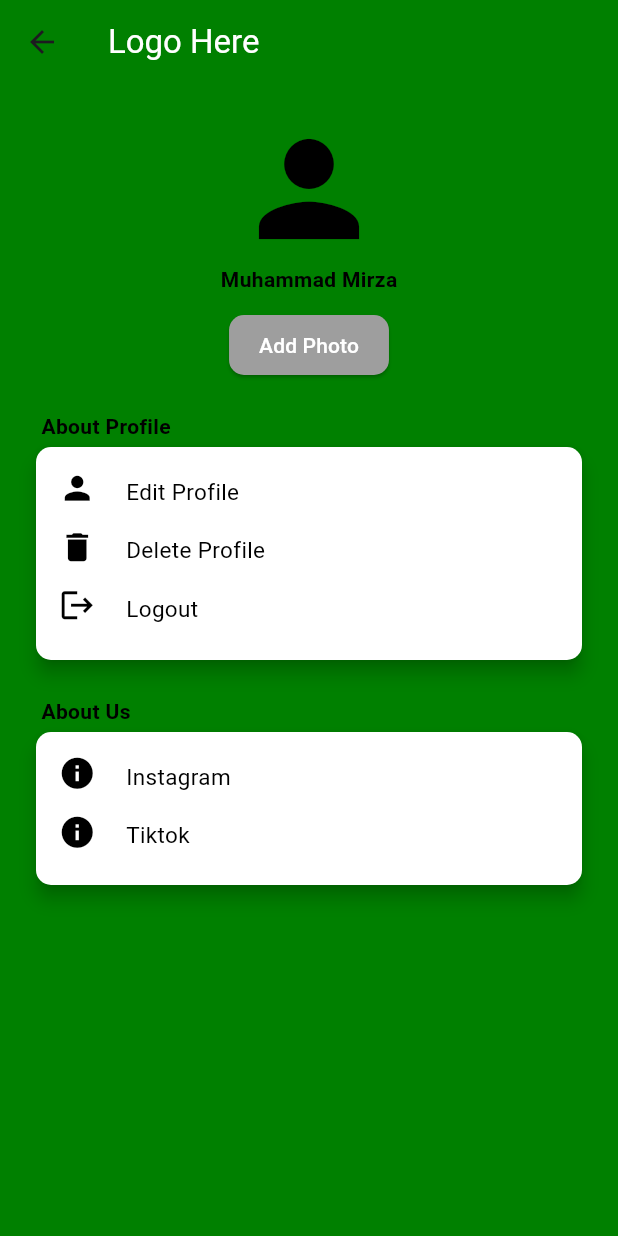
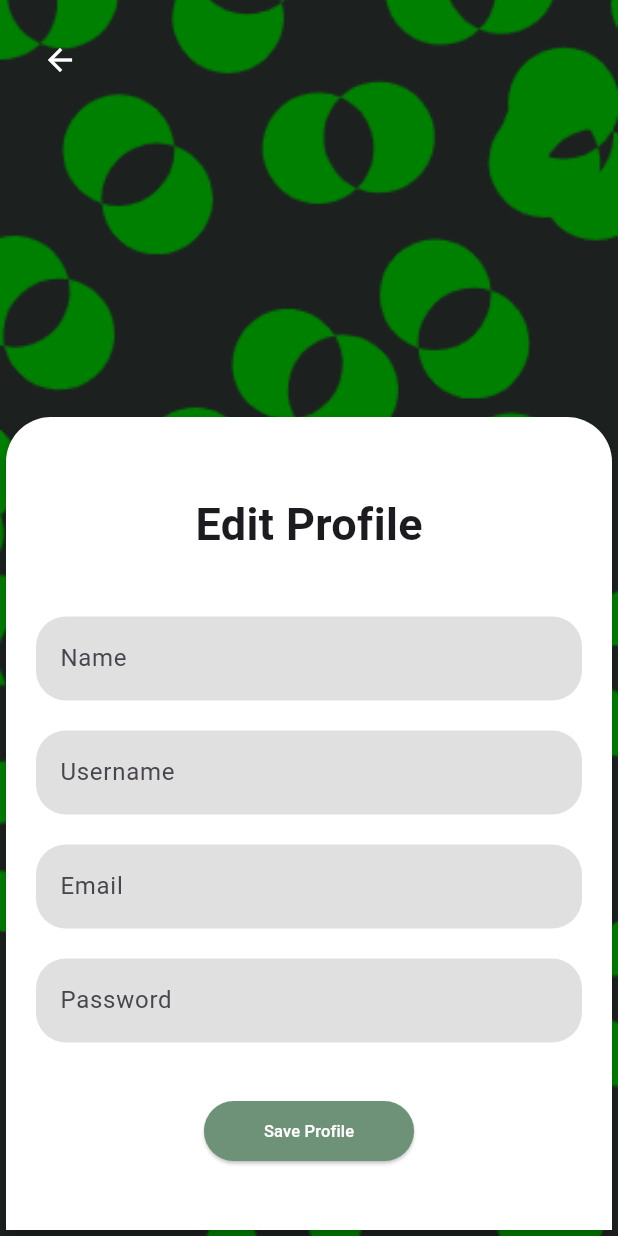
Before and after one commit to mrzaazhar/ThatsFit, a Flutter app: the ProfilePage screen opened directly, after a tap on "Edit Profile", on a phone screen of 412 x 824 dp. Run offline on Flutter 3.47's test engine with Material 3 defaults, Android fonts, the phone set to English and light mode, and no system bars; our stand-ins replace firebase_auth, firebase_core, google_nav_bar; accounts and stored records are empty; Roboto replaces fonts that are missing (DM Sans, aileron).

Commit message:
edit profile UI

```diff
--- /dev/null
+++ b/lib/edit_profile1.dart
@@ -0,0 +1,196 @@
+import 'package:flutter/material.dart';
+import 'package:firebase_auth/firebase_auth.dart'; // Import Firebase Auth
+
+class EditProfile1 extends StatefulWidget {
+  @override
+  _EditProfile1State createState() => _EditProfile1State();
+}
+
+class _EditProfile1State extends State<EditProfile1> {
+  final TextEditingController _nameController = TextEditingController();
+  final TextEditingController _usernameController = TextEditingController();
+  final TextEditingController _emailController = TextEditingController();
+  final TextEditingController _passwordController = TextEditingController();
+
+  @override
+  void dispose() {
+    _nameController.dispose();
+    _usernameController.dispose();
+    _emailController.dispose();
+    _passwordController.dispose();
+    super.dispose();
+  }
+
+  Future<void> _saveProfile(BuildContext context) async {
+    // Logic to save the profile information
+    // For example, you can update the user's profile in Firebase
+    print(
+        'Profile saved: ${_nameController.text}, ${_usernameController.text}, ${_emailController.text}, ${_passwordController.text}');
+    Navigator.pop(context); // Navigate back after saving
+  }
+
+  @override
+  Widget build(BuildContext context) {
+    return Scaffold(
+      body: Container(
+        decoration: BoxDecoration(
+          color: Colors.black,
+          image: DecorationImage(
+            image: AssetImage('assets/PNG/background.png'),
+            fit: BoxFit.cover,
+          ),
+        ),
+        child: Column(
+          children: [
+            // Back Button
+            Padding(
+              padding: const EdgeInsets.all(16.0),
+              child: Align(
+                alignment: Alignment.topLeft,
+                child: IconButton(
+                  icon: Icon(Icons.arrow_back, color: Colors.white),
+                  onPressed: () {
+                    Navigator.pop(context); // Go back to the previous page
+                  },
+                ),
+              ),
+            ),
+            Expanded(
+              flex: 1,
+              child: Container(),
+            ),
+            Expanded(
+              flex: 0,
+              child: Container(
+                margin: EdgeInsets.zero,
+                height: 550,
+                width: 500,
+                child: Card(
+                  color: Colors.white,
+                  shape: RoundedRectangleBorder(
+                    borderRadius: BorderRadius.vertical(
+                      top: Radius.circular(30),
+                    ),
+                  ),
+                  elevation: 5,
+                  child: Padding(
+                    padding: const EdgeInsets.all(20.0),
+                    child: Column(
+                      mainAxisAlignment: MainAxisAlignment.start,
+                      crossAxisAlignment: CrossAxisAlignment.center,
+                      children: [
+                        Container(
+                          margin: EdgeInsets.all(30),
+                          child: Text(
+                            'Edit Profile',
+                            style: TextStyle(
+                                fontSize: 30,
+                                fontWeight: FontWeight.bold,
+                                fontFamily: 'aileron'),
+                          ),
+                        ),
+                        SizedBox(height: 10),
+                        // Name Field
+                        TextField(
+                          controller: _nameController,
+                          decoration: InputDecoration(
+                            labelText: 'Name',
+                            labelStyle: TextStyle(
+                              fontFamily: 'DM Sans',
+                            ),
+                            filled: true,
+                            fillColor: Color(0xFFE0E0E0),
+                            border: OutlineInputBorder(
+                              borderRadius: BorderRadius.circular(20),
+                              borderSide: BorderSide.none,
+                            ),
+                          ),
+                        ),
+                        SizedBox(height: 20),
+                        // Username Field
+                        TextField(
+                          controller: _usernameController,
+                          decoration: InputDecoration(
+                            labelText: 'Username',
+                            labelStyle: TextStyle(
+                              fontFamily: 'DM Sans',
+                            ),
+                            filled: true,
+                            fillColor: Color(0xFFE0E0E0),
+                            border: OutlineInputBorder(
+                              borderRadius: BorderRadius.circular(20),
+                              borderSide: BorderSide.none,
+                            ),
+                          ),
+                        ),
+                        SizedBox(height: 20),
+                        // Email Field
+                        TextField(
+                          controller: _emailController,
+                          decoration: InputDecoration(
+                            labelText: 'Email',
+                            labelStyle: TextStyle(
+                              fontFamily: 'DM Sans',
+                            ),
+                            filled: true,
+                            fillColor: Color(0xFFE0E0E0),
+                            border: OutlineInputBorder(
+                              borderRadius: BorderRadius.circular(20),
+                              borderSide: BorderSide.none,
+                            ),
+                          ),
+                        ),
+                        SizedBox(height: 20),
+                        // Password Field
+                        TextField(
+                          controller: _passwordController,
+                          obscureText: true,
+                          decoration: InputDecoration(
+                            labelText: 'Password',
+                            labelStyle: TextStyle(
+                              fontFamily: 'DM Sans',
+                            ),
+                            filled: true,
+                            fillColor: Color(0xFFE0E0E0),
+                            border: OutlineInputBorder(
+                              borderRadius: BorderRadius.circular(20),
+                              borderSide: BorderSide.none,
+                            ),
+                          ),
+                        ),
+                        SizedBox(height: 15),
+                        // Save Button
+                        Container(
+                          margin: EdgeInsets.all(20),
+                          child: ElevatedButton(
+                            onPressed: () {
+                              _saveProfile(context);
+                            },
+                            child: Text(
+                              'Save Profile',
+                              style: TextStyle(
+                                  fontSize: 11,
+                                  fontFamily: 'DM Sans',
+                                  color: Colors.white),
+                            ),
+                            style: ElevatedButton.styleFrom(
+                              backgroundColor: Color(0xFF6e9277),
+                              padding: EdgeInsets.symmetric(
+                                horizontal: 40,
+                                vertical: 10,
+                              ),
+                            ),
+                          ),
+                        ),
+                      ],
+                    ),
+                  ),
+                ),
+              ),
+            ),
+          ],
+        ),
+      ),
+    );
+  }
+}
--- a/lib/main.dart
+++ b/lib/main.dart
@@ -5,6 +5,7 @@ import 'package:flutter/material.dart';
 import 'signup_page.dart';
 import 'home_page.dart';
 import 'profile_page.dart';
+import 'edit_profile1.dart';
 import 'package:firebase_auth/firebase_auth.dart';
 
 void main() async {
--- a/lib/profile_page.dart
+++ b/lib/profile_page.dart
@@ -1,5 +1,5 @@
 import 'package:flutter/material.dart';
-
+import 'edit_profile1.dart';
 class ProfilePage extends StatelessWidget {
   @override
   Widget build(BuildContext context) {
@@ -78,7 +78,10 @@ class ProfilePage extends StatelessWidget {
                           Container(
                             padding: EdgeInsets.symmetric(horizontal: 10, vertical: 4),
                             child: InkWell(
-                              onTap: () {},
+                              onTap: () {
+                                Navigator.push(context, MaterialPageRoute(builder: (context) => EditProfile1()),
+                                );
+                              },
                               child: Text('Edit Profile', style: TextStyle(color: Colors.black, fontSize: 15 )),
                             ),
                           ),
```
